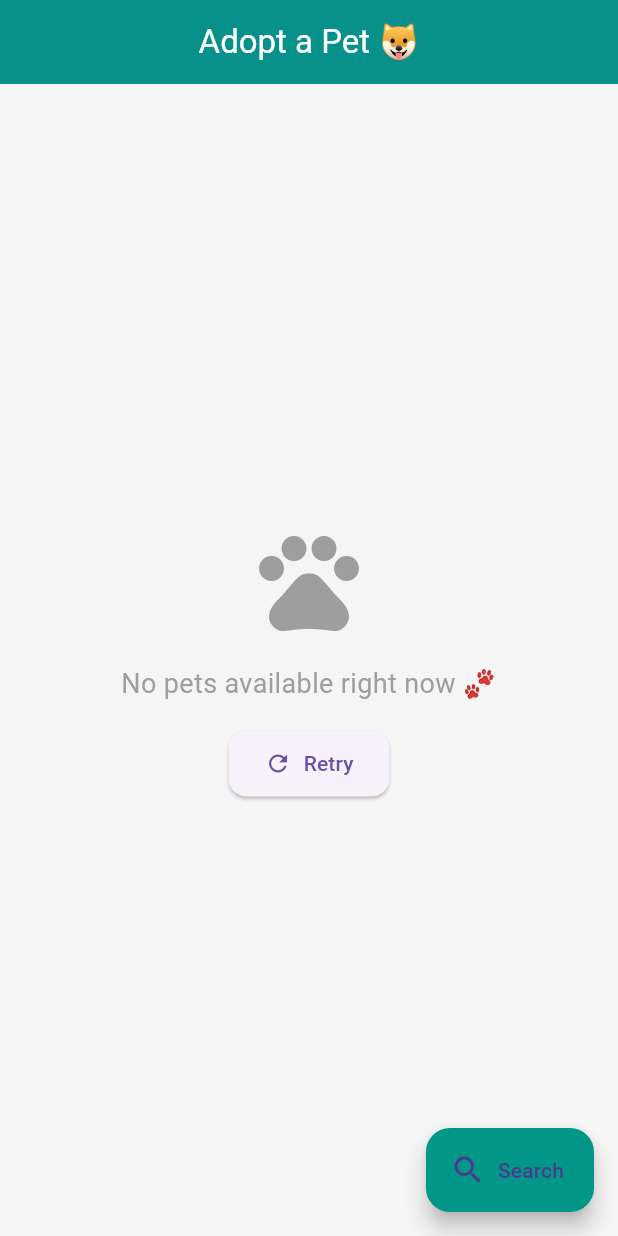
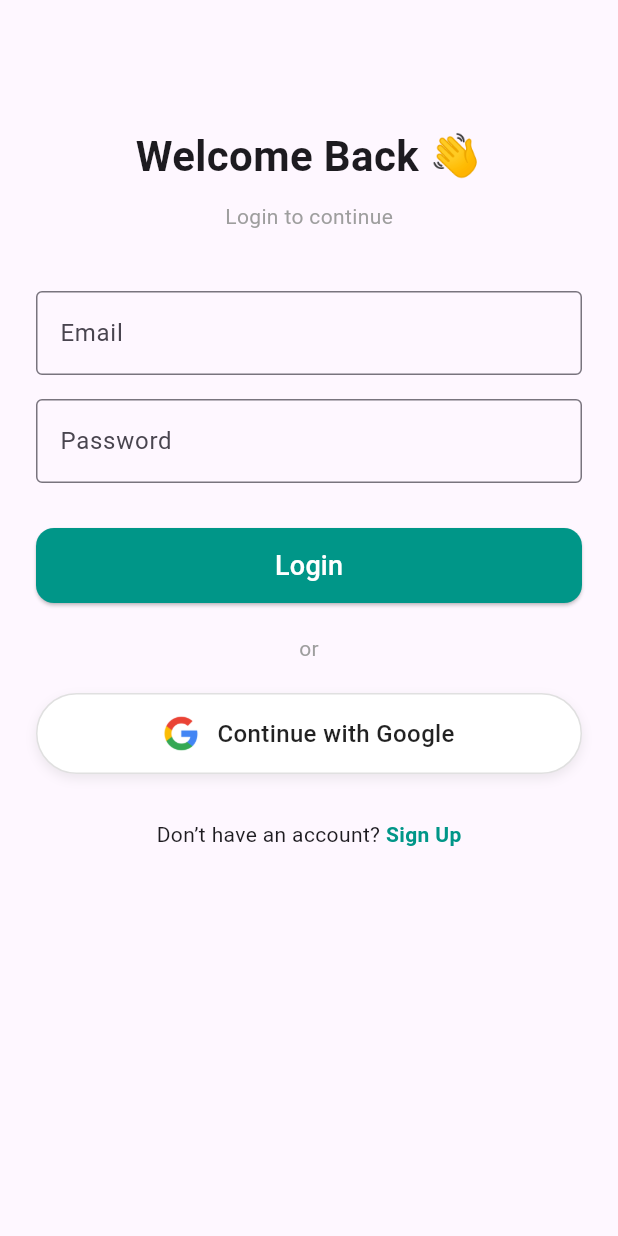
Before and after one commit to nilenjay/SecondChance-Pet-Adoption-App-, a Flutter app: the screen it shows after launch, on a phone screen of 412 x 824 dp. Run offline on Flutter 3.47's test engine with Material 3 defaults, Android fonts, the phone set to English and light mode, and no system bars; our stand-ins replace cloud_firestore, firebase_auth, firebase_core, get, google_sign_in; accounts and stored records are empty.

Commit message:
Login and SignUp screens added

```diff
--- /dev/null
+++ b/lib/controllers/auth_controller.dart
@@ -0,0 +1,110 @@
+import 'package:cloud_firestore/cloud_firestore.dart';
+import 'package:firebase_auth/firebase_auth.dart';
+import 'package:get/get.dart';
+import 'package:google_sign_in/google_sign_in.dart';
+import '../screens/home_screen.dart';
+import '../screens/login_screen.dart';
+
+class AuthController extends GetxController {
+  final FirebaseAuth _auth = FirebaseAuth.instance;
+  final FirebaseFirestore _firestore = FirebaseFirestore.instance;
+  final GoogleSignIn _googleSignIn = GoogleSignIn();
+
+  // ---------------- SIGN UP ----------------
+  Future<void> signUp(String name, String email, String password) async {
+    try {
+      UserCredential userCredential = await _auth.createUserWithEmailAndPassword(
+        email: email,
+        password: password,
+      );
+
+      User? user = userCredential.user;
+      if (user != null) {
+        await _firestore.collection('users').doc(user.uid).set({
+          'uid': user.uid,
+          'name': name,
+          'email': email,
+          'createdAt': DateTime.now(),
+          'signInMethod': 'email',
+        });
+
+        Get.snackbar('Success', 'Account created successfully');
+        Get.offAll(() => HomeScreen());
+      }
+    } catch (e) {
+      Get.snackbar('Error', e.toString());
+    }
+  }
+
+  // ---------------- LOGIN ----------------
+  Future<void> login(String email, String password) async {
+    try {
+      await _auth.signInWithEmailAndPassword(email: email, password: password);
+      Get.snackbar('Success', 'Login successful');
+      Get.offAll(() => HomeScreen());
+    } catch (e) {
+      Get.snackbar('Error', e.toString());
+    }
+  }
+
+  ///GOOGLE SIGN-IN
+  Future<void> signInWithGoogle() async {
+    try {
+      // Start the sign-in flow
+      final GoogleSignInAccount? googleUser = await _googleSignIn.signIn();
+      if (googleUser == null) return; // cancelled
+
+      // Obtain the auth details from the request
+      final GoogleSignInAuthentication googleAuth =
+      await googleUser.authentication;
+
+      // Create a new credential
+      final OAuthCredential credential = GoogleAuthProvider.credential(
+        accessToken: googleAuth.accessToken,
+        idToken: googleAuth.idToken,
+      );
+
+      // Sign in to Firebase with the Google credential
+      UserCredential userCredential =
+      await _auth.signInWithCredential(credential);
+      User? user = userCredential.user;
+
+      if (user != null) {
+        // Check if user already exists in Firestore
+        DocumentSnapshot userDoc =
+        await _firestore.collection('users').doc(user.uid).get();
+
+        if (!userDoc.exists) {
+          // Add user to Firestore if new
+          await _firestore.collection('users').doc(user.uid).set({
+            'uid': user.uid,
+            'name': user.displayName,
+            'email': user.email,
+            'photoURL': user.photoURL,
+            'createdAt': DateTime.now(),
+            'signInMethod': 'google',
+          });
+        }
+
+        Get.snackbar('Success', 'Signed in with Google');
+        Get.offAll(() => HomeScreen());
+      }
+    } catch (e) {
+      Get.snackbar('Error', e.toString());
+    }
+  }
+
+  /// LOGOUT
+  Future<void> logout() async {
+    try {
+      await _auth.signOut();
+      await _googleSignIn.signOut();
+      Get.offAll(() => LoginScreen());
+    } catch (e) {
+      Get.snackbar('Error', e.toString());
+    }
+  }
+
+  ///CURRENT USER
+  User? get currentUser => _auth.currentUser;
+}
--- a/lib/main.dart
+++ b/lib/main.dart
@@ -1,8 +1,19 @@
 import 'package:flutter/material.dart';
 import 'package:get/get.dart';
-import 'screens/home_screen.dart';
+import 'package:firebase_core/firebase_core.dart';
+import 'firebase_options.dart';
+import 'controllers/auth_controller.dart';
+import 'screens/login_screen.dart';
 
-void main() {
+void main() async {
+  WidgetsFlutterBinding.ensureInitialized();
+  await Firebase.initializeApp(
+    options: DefaultFirebaseOptions.currentPlatform,
+  );
+
+  // Initialize the AuthController before running the app
+  Get.put(AuthController());
+
   runApp(const PetAdoptionApp());
 }
 
@@ -13,18 +24,12 @@ class PetAdoptionApp extends StatelessWidget {
   Widget build(BuildContext context) {
     return GetMaterialApp(
       debugShowCheckedModeBanner: false,
-      title: 'Pet Adoption App',
+      title: 'Second Chance',
       theme: ThemeData(
         primarySwatch: Colors.teal,
-        scaffoldBackgroundColor: Colors.grey[100],
-        appBarTheme: const AppBarTheme(
-          backgroundColor: Colors.teal,
-          foregroundColor: Colors.white,
-          elevation: 2,
-        ),
         useMaterial3: true,
       ),
-      home: HomeScreen(),
+      home:LoginScreen(), // Always start from login
     );
   }
 }
--- /dev/null
+++ b/lib/screens/login_screen.dart
@@ -0,0 +1,169 @@
+import 'package:flutter/material.dart';
+import 'package:get/get.dart';
+import '../controllers/auth_controller.dart';
+import 'signup_screen.dart';
+
+class LoginScreen extends StatelessWidget {
+  final AuthController authController = Get.find<AuthController>();
+
+  final TextEditingController emailController = TextEditingController();
+  final TextEditingController passwordController = TextEditingController();
+
+  LoginScreen({super.key});
+
+  @override
+  Widget build(BuildContext context) {
+    return Scaffold(
+      body: SafeArea(
+        child: Padding(
+          padding: const EdgeInsets.all(24.0),
+          child: SingleChildScrollView(
+            child: Column(
+              children: [
+                const SizedBox(height: 60),
+                const Text(
+                  "Welcome Back 👋",
+                  style: TextStyle(fontSize: 28, fontWeight: FontWeight.bold),
+                ),
+                const SizedBox(height: 10),
+                const Text("Login to continue", style: TextStyle(color: Colors.grey)),
+                const SizedBox(height: 40),
+
+                TextField(
+                  controller: emailController,
+                  decoration: const InputDecoration(
+                    labelText: "Email",
+                    border: OutlineInputBorder(),
+                  ),
+                ),
+                const SizedBox(height: 16),
+                TextField(
+                  controller: passwordController,
+                  obscureText: true,
+                  decoration: const InputDecoration(
+                    labelText: "Password",
+                    border: OutlineInputBorder(),
+                  ),
+                ),
+                const SizedBox(height: 30),
+
+                ElevatedButton(
+                  onPressed: () => authController.login(
+                    emailController.text.trim(),
+                    passwordController.text.trim(),
+                  ),
+                  style: ElevatedButton.styleFrom(
+                    minimumSize: const Size(double.infinity, 50),
+                    backgroundColor: Colors.teal,
+                    shape: RoundedRectangleBorder(
+                      borderRadius: BorderRadius.circular(12),
+                    ),
+                  ),
+                  child: const Text(
+                    "Login",
+                    style: TextStyle(fontSize: 18, color: Colors.white),
+                  ),
+                ),
+                const SizedBox(height: 20),
+
+                const Text("or", style: TextStyle(color: Colors.grey)),
+                const SizedBox(height: 20),
+
+                // Animated Google Sign-In Button
+                _AnimatedGoogleButton(
+                  text: "Continue with Google",
+                  onTap: () => authController.signInWithGoogle(),
+                ),
+
+                const SizedBox(height: 30),
+
+                Row(
+                  mainAxisAlignment: MainAxisAlignment.center,
+                  children: [
+                    const Text("Don’t have an account? "),
+                    GestureDetector(
+                      onTap: () => Get.to(() => SignupScreen()),
+                      child: const Text(
+                        "Sign Up",
+                        style: TextStyle(
+                          color: Colors.teal,
+                          fontWeight: FontWeight.bold,
+                        ),
+                      ),
+                    ),
+                  ],
+                )
+              ],
+            ),
+          ),
+        ),
+      ),
+    );
+  }
+}
+
+// Google Sign-In Button Widget with Tap Animation
+class _AnimatedGoogleButton extends StatefulWidget {
+  final String text;
+  final VoidCallback onTap;
+  const _AnimatedGoogleButton({required this.text, required this.onTap});
+
+  @override
+  State<_AnimatedGoogleButton> createState() => _AnimatedGoogleButtonState();
+}
+
+class _AnimatedGoogleButtonState extends State<_AnimatedGoogleButton>
+    with SingleTickerProviderStateMixin {
+  double _scale = 1.0;
+
+  void _onTapDown(_) => setState(() => _scale = 0.97);
+  void _onTapUp(_) => setState(() => _scale = 1.0);
+
+  @override
+  Widget build(BuildContext context) {
+    return GestureDetector(
+      onTap: widget.onTap,
+      onTapDown: _onTapDown,
+      onTapUp: _onTapUp,
+      onTapCancel: () => setState(() => _scale = 1.0),
+      child: AnimatedScale(
+        scale: _scale,
+        duration: const Duration(milliseconds: 120),
+        child: Container(
+          width: double.infinity,
+          padding: const EdgeInsets.symmetric(vertical: 14),
+          decoration: BoxDecoration(
+            color: Colors.white,
+            borderRadius: BorderRadius.circular(30),
+            border: Border.all(color: Colors.grey.shade300),
+            boxShadow: [
+              BoxShadow(
+                color: Colors.grey.withOpacity(0.2),
+                blurRadius: 6,
+                offset: const Offset(0, 3),
+              ),
+            ],
+          ),
+          child: Row(
+            mainAxisAlignment: MainAxisAlignment.center,
+            children: [
+              Image.asset('assets/google_logo.png', height: 24, width: 24),
+              const SizedBox(width: 12),
+              Flexible(
+                child: Text(
+                  widget.text,
+                  style: const TextStyle(
+                    fontSize: 16,
+                    fontWeight: FontWeight.w500,
+                    color: Colors.black87,
+                  ),
+                  overflow: TextOverflow.ellipsis,
+                ),
+              ),
+            ],
+          ),
+        ),
+      ),
+    );
+  }
+}
```
Also changed, not shown: lib/controllers/navigation_controller.dart (added, +9 -0 lines), lib/controllers/profile_controller.dart (added, +26 -0 lines), lib/screens/adopted_screen.dart (added, +15 -0 lines), lib/screens/favorites_screen.dart (added, +65 -0 lines), lib/screens/main_screen.dart (added, +49 -0 lines), lib/screens/profile_screen.dart (added, +58 -0 lines), lib/screens/signup_screen.dart (added, +179 -0 lines), pubspec.yaml (+6 -1 lines), assets/google_logo.png (added), firebase.json (added), lib/firebase_options.dart (added), pubspec.lock, 7 other files.
